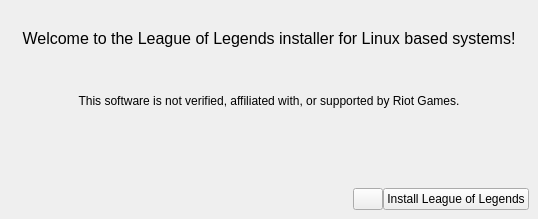
Old version of the form installer.ui in the repository polkaulfield/lol-for-linux-installer.
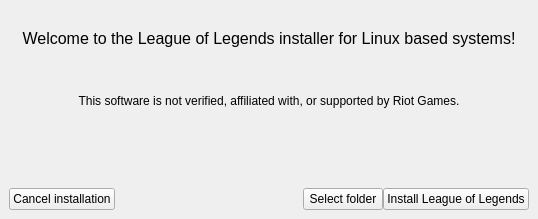
New version of the form. Icons and pictures are not drawn.

Commit message:
[Python] Add cancel button
Cancel install mid install

```diff
--- a/installer.ui
+++ b/installer.ui
@@ -127,7 +127,7 @@
      </spacer>
     </item>
     <item>
-     <layout class="QHBoxLayout" name="horizontalLayout" stretch="0,0,0">
+     <layout class="QHBoxLayout" name="horizontalLayout" stretch="0,0,0,0">
       <property name="spacing">
        <number>0</number>
       </property>
@@ -146,6 +146,16 @@
       <property name="bottomMargin">
        <number>0</number>
       </property>
+      <item>
+       <widget class="QPushButton" name="cancelButton">
+        <property name="enabled">
+         <bool>true</bool>
+        </property>
+        <property name="text">
+         <string>Cancel installation</string>
+        </property>
+       </widget>
+      </item>
       <item>
        <spacer name="horizontalSpacer_3">
         <property name="orientation">
@@ -163,12 +173,12 @@
        <widget class="QPushButton" name="selectFolder">
         <property name="maximumSize">
          <size>
-          <width>30</width>
+          <width>130</width>
           <height>16777215</height>
          </size>
         </property>
         <property name="text">
-         <string/>
+         <string>Select folder</string>
         </property>
         <property name="icon">
          <iconset theme="folder-open"/>
```
Left out of the diff: 6 changed lines with no effect on the pictures. The commit also changes 1 other file.
